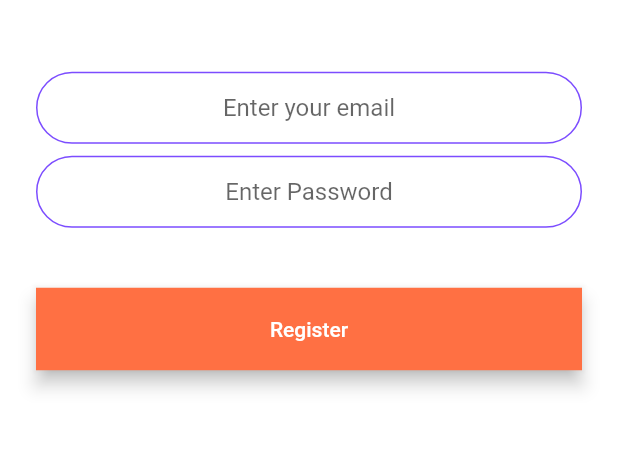
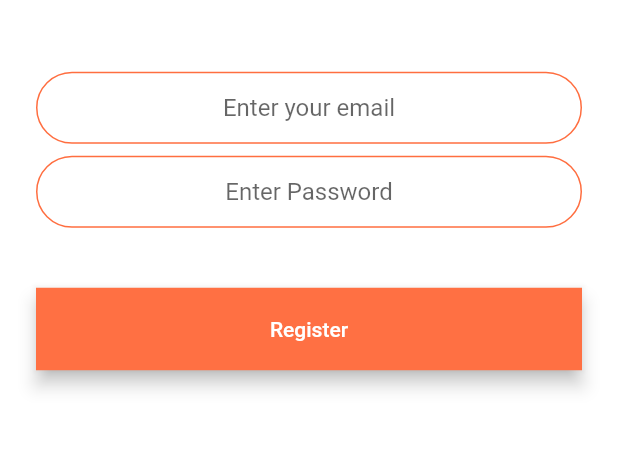
Before and after one commit to Coding-Club-IITG/Git-Workshop-flutter, a Flutter app: the RegistrationScreen screen opened by its route, on a phone screen of 412 x 824 dp, the part 571-1023 px from its top. Run offline on Flutter 3.47's test engine with Material 2 defaults, Android fonts, the phone set to English and light mode, and no system bars; our stand-ins replace animated_text_kit, cloud_firestore, firebase_auth, firebase_core, modal_progress_hud; accounts and stored records are empty.

Commit message:
Update constants.dart

```diff
--- a/lib/constants.dart
+++ b/lib/constants.dart
@@ -10,14 +10,14 @@ const kTextFieldDecoration = InputDecoration(
     borderRadius: BorderRadius.all(Radius.circular(32.0)),
   ),
   enabledBorder: OutlineInputBorder(
-    borderSide: BorderSide(color: Colors.deepPurpleAccent, width: 1.0),
+    borderSide: BorderSide(color: Colors.deepOrangeAccent, width: 1.0),
     borderRadius: BorderRadius.all(Radius.circular(32.0)),
   ),
   focusedBorder: OutlineInputBorder(
-    borderSide: BorderSide(color: Colors.deepPurpleAccent, width: 2.0),
+    borderSide: BorderSide(color: Colors.deepOrangeAccent, width: 2.0),
     borderRadius: BorderRadius.all(Radius.circular(32.0)),
   ),
 );
 
 const kAnimatedTextStyle = TextStyle(
-    fontSize: 35.0, fontWeight: FontWeight.w900, color: Colors.deepPurple);
+    fontSize: 35.0, fontWeight: FontWeight.w900, color: Colors.deepOrange);
```
